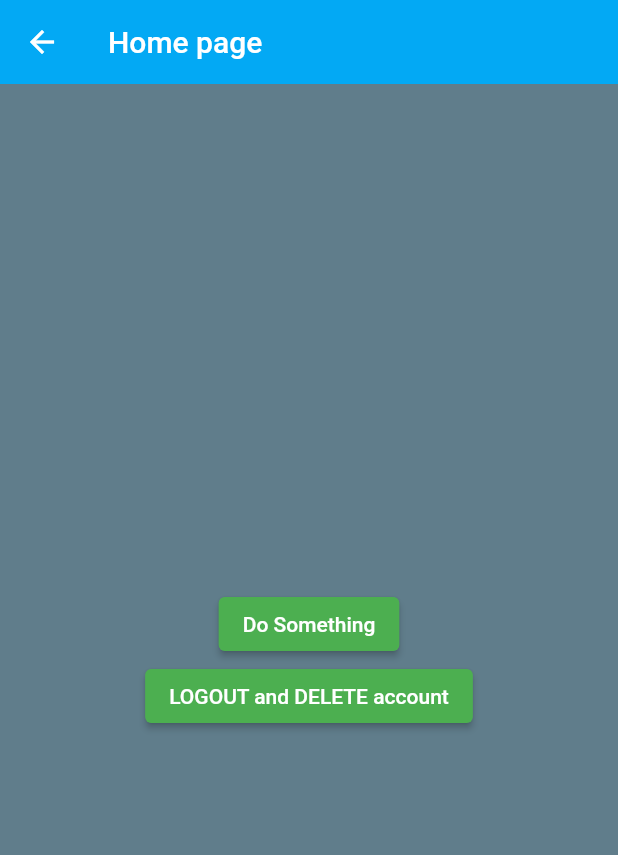
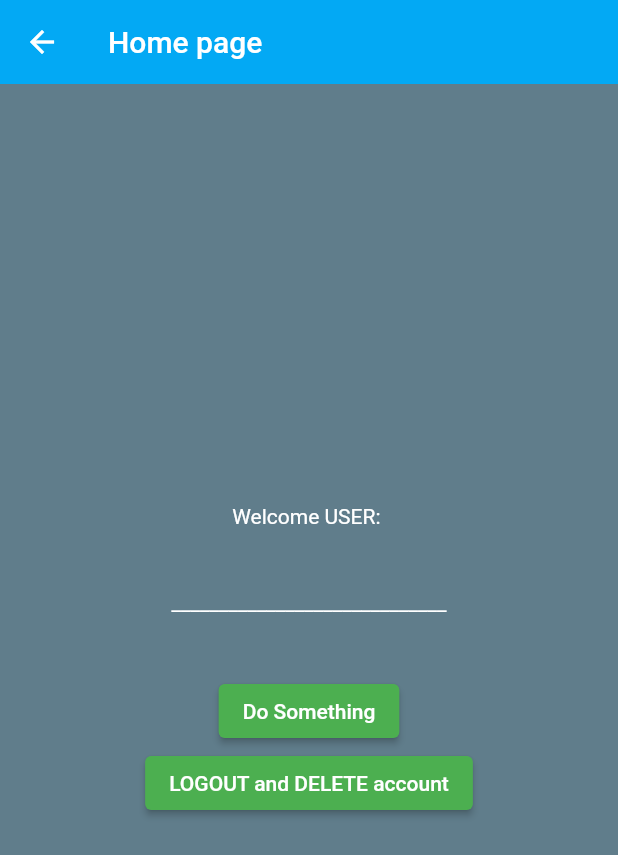
Before and after one commit to nibrashKS97/New-Flutter-Project, a Flutter app: the Home screen opened directly, on a phone screen of 412 x 824 dp. Shown: the top 855 px of the screen. Run offline on Flutter 3.47's test engine with Material 2 defaults, Android fonts, the phone set to English and light mode, and no system bars; our stand-ins replace firebase_auth, firebase_core, fluttertoast; accounts and stored records are empty.

Commit message:
New changes

```diff
--- a/lib/screens/home/home.dart
+++ b/lib/screens/home/home.dart
@@ -13,9 +13,13 @@ class Home extends StatefulWidget {
 
 class _HomeState extends State<Home> {
   final FirebaseAuth _auth = FirebaseAuth.instance;
+  User? user = FirebaseAuth.instance.currentUser;
+
 
   @override
   Widget build(BuildContext context) {
+
+
     return Scaffold(
       backgroundColor: Colors.blueGrey,
       appBar: AppBar(
@@ -28,6 +32,27 @@ class _HomeState extends State<Home> {
             mainAxisAlignment: MainAxisAlignment.center,
             crossAxisAlignment: CrossAxisAlignment.center,
             children: [
+
+              Padding(
+                padding: const EdgeInsets.all(2.0),
+                child: Container(
+                  child: Text (
+                    'Welcome USER: ' + user!.uid,
+                    style: TextStyle (color: Colors.white),
+                  ),
+                ),
+              ),
+
+              Padding(
+                padding: const EdgeInsets.all(40.0),
+                child: Container(
+                  child: Text (
+                    '_____________________________',
+                    style: TextStyle (color: Colors.white),
+                  ),
+                ),
+              ),
+
               ElevatedButton(
                 style: ButtonStyle(
                   backgroundColor: MaterialStateProperty.all<Color>(Colors.green),
@@ -162,7 +187,8 @@ class _HomeState extends State<Home> {
           Navigator.of(context).pop();
         } else {
           FirebaseAuth.instance.currentUser?.delete();
-          Navigator.of(context).push(MaterialPageRoute(builder: (context) => Authenticate()));
+          Navigator.of(context).pushAndRemoveUntil(
+              MaterialPageRoute(builder: (context) =>  Authenticate()), (route) => false);
         }
 
       },
```
Also changed, not shown: pubspec.lock.
